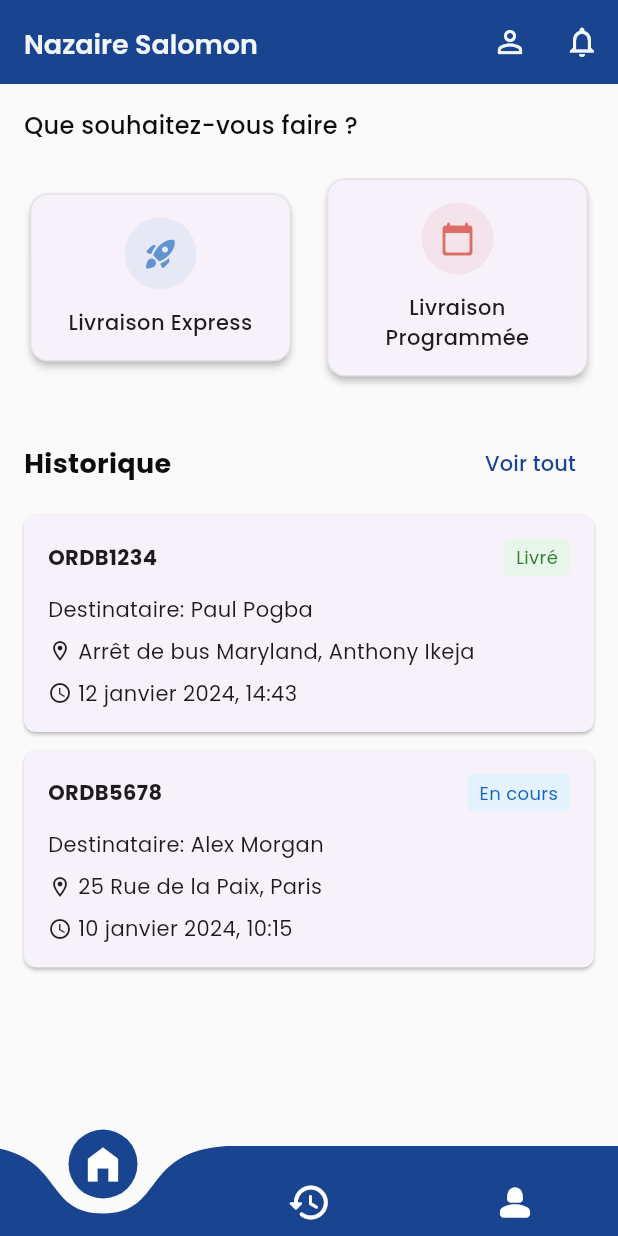
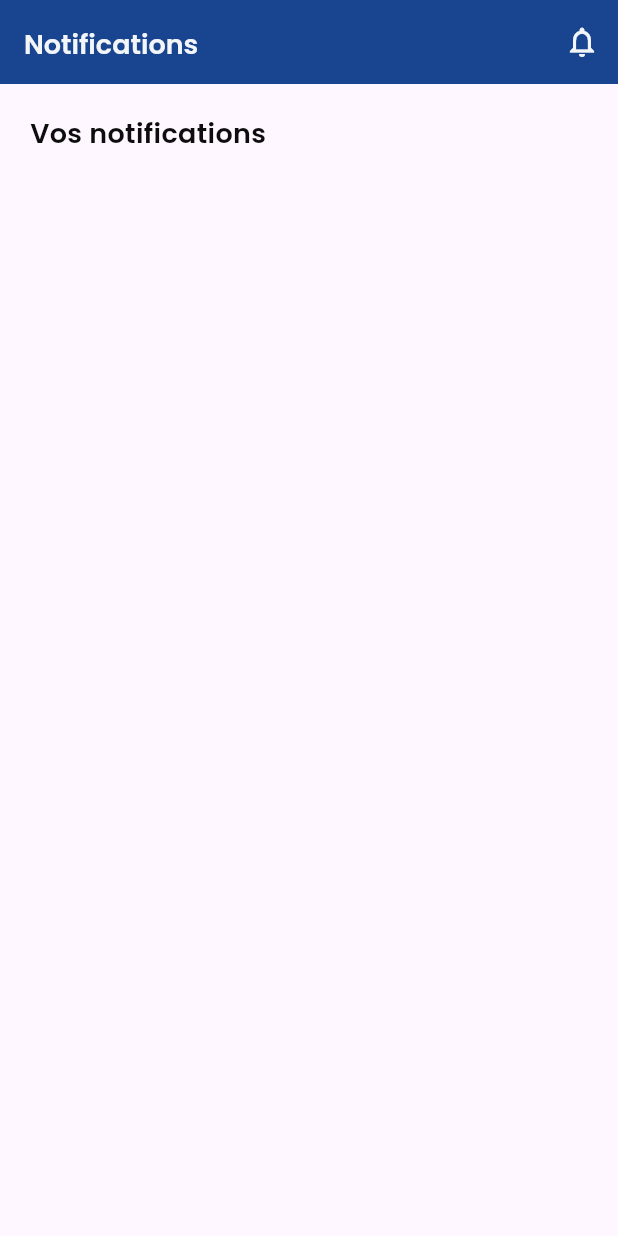
Before and after one commit to FiveXSeven/jotnaci_app, a Flutter app: the HomePage screen opened directly, after a tap on the "notifications" icon, on a phone screen of 412 x 824 dp. Run offline on Flutter 3.47's test engine with Material 3 defaults, Android fonts, the light colour scheme and no system bars; drawn by our look-alikes of curved_navigation_bar; our stand-ins replace google_fonts; network calls fail.

Commit message:
notifications

```diff
--- a/lib/pages/mainApp/home_page.dart
+++ b/lib/pages/mainApp/home_page.dart
@@ -7,6 +7,7 @@ import 'package:jotnaci/components/recent_shipment_card.dart';
 import 'package:jotnaci/components/welcome_header.dart';
 import 'package:jotnaci/pages/mainApp/express_delivery_page.dart';
 import 'package:jotnaci/pages/mainApp/history_page.dart';
+import 'package:jotnaci/pages/mainApp/notification_page.dart';
 import 'package:jotnaci/pages/mainApp/profile_page.dart';
 import 'package:jotnaci/pages/mainApp/schedule_delivery_page.dart';
 
@@ -55,7 +56,13 @@ class _HomePageState extends State<HomePage> {
                       Icons.notifications_outlined,
                       color: AppColors.textSecondary,
                     ),
-                    onPressed: () {},
+                    onPressed:
+                        () => Navigator.push(
+                          context,
+                          MaterialPageRoute(
+                            builder: (context) => const NotificationPage(),
+                          ),
+                        ),
                   ),
                 ],
                 backgroundColor: AppColors.backgroundColor,
--- /dev/null
+++ b/lib/pages/mainApp/notification_page.dart
@@ -0,0 +1,57 @@
+import 'package:flutter/material.dart';
+import 'package:google_fonts/google_fonts.dart';
+import 'package:jotnaci/colors.dart';
+import 'package:jotnaci/components/welcome_header.dart';
+
+class NotificationPage extends StatefulWidget {
+  const NotificationPage({super.key});
+
+  @override
+  State<NotificationPage> createState() => _NotificationPageState();
+}
+
+class _NotificationPageState extends State<NotificationPage> {
+  @override
+  Widget build(BuildContext context) {
+    return Scaffold(
+      appBar: AppBar(
+        automaticallyImplyLeading: false,
+        title: const WelcomeHeader(name: "Notifications"),
+        actions: [
+          IconButton(
+            icon: const Icon(
+              Icons.notifications_outlined,
+              color: AppColors.textSecondary,
+            ),
+            onPressed: () {},
+          ),
+        ],
+        backgroundColor: AppColors.backgroundColor,
+        elevation: 0,
+      ),
+      body: SingleChildScrollView(
+        child: Padding(
+          padding: const EdgeInsets.symmetric(horizontal: 20),
+          child: Column(
+            children: [
+              SizedBox(height: 20),
+              Row(
+                mainAxisAlignment: MainAxisAlignment.spaceBetween,
+                children: [
+                  Text(
+                    'Vos notifications',
+                    style: GoogleFonts.poppins(
+                      fontSize: 18,
+                      fontWeight: FontWeight.w600,
+                      color: AppColors.textPrimary,
+                    ),
+                  ),
+                ],
+              ),
+            ],
+          ),
+        ),
+      ),
+    );
+  }
+}
```
